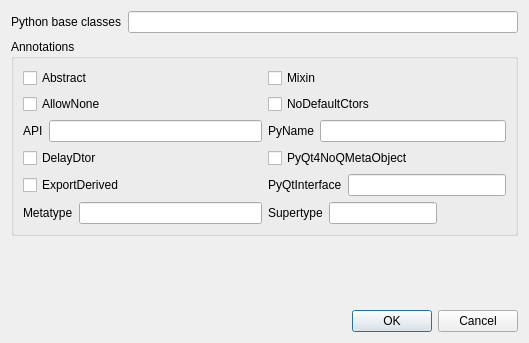
Qt form metasip/api_editor/Designer/ClassPropertiesBase.ui (Python-SIP/metasip) before a commit.
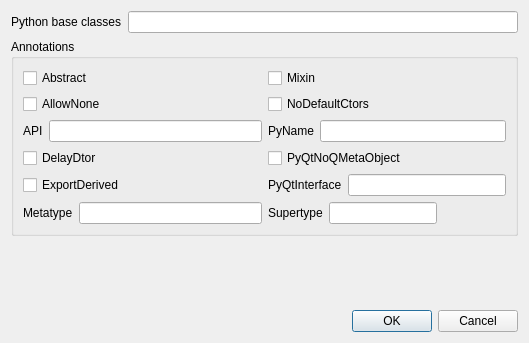
The same form after that commit.

Commit message: PyQt4NoQMetaObject is now called PyQtNoQMetaObject.

```diff
--- a/metasip/api_editor/Designer/ClassPropertiesBase.ui
+++ b/metasip/api_editor/Designer/ClassPropertiesBase.ui
@@ -100,7 +100,7 @@
       <item row="3" column="1">
        <widget class="QCheckBox" name="noqmetaobjectCb">
         <property name="text">
-         <string>PyQt4NoQMetaObject</string>
+         <string>PyQtNoQMetaObject</string>
         </property>
        </widget>
       </item>
```
The commit also changes 1 other file.
